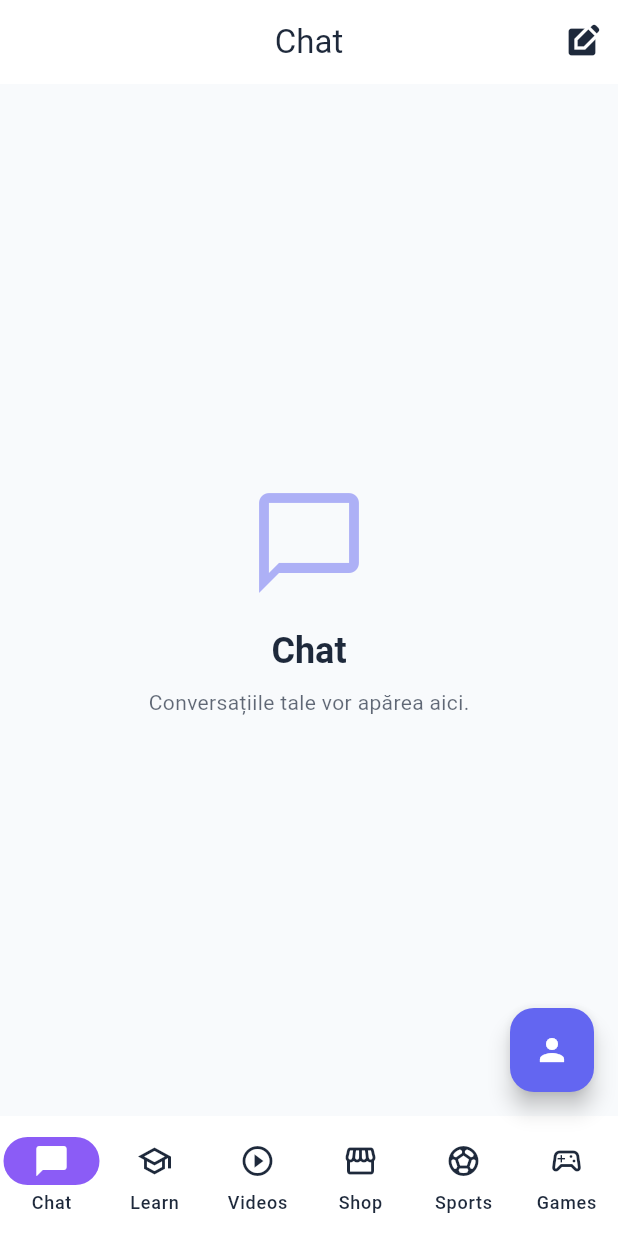
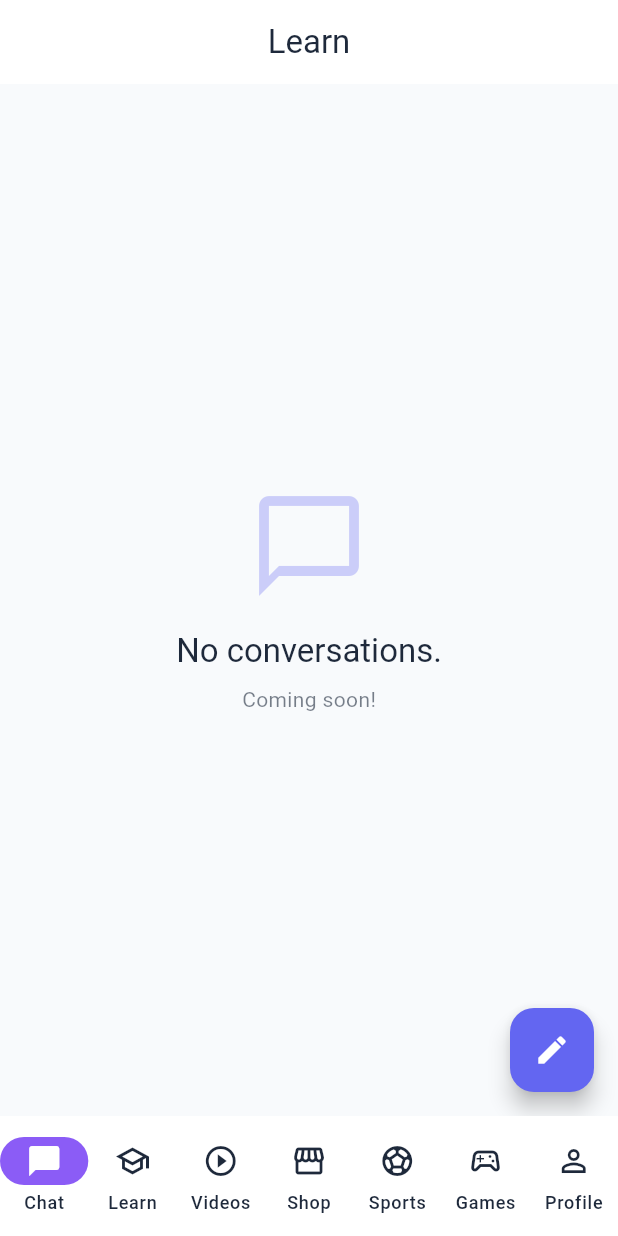
Before and after one commit to AlexFSTT/Binde, a Flutter app: the screen it shows once a user with an empty profile is signed in, on a phone screen of 412 x 824 dp. Run offline on Flutter 3.47's test engine with Material 3 defaults, Android fonts, the phone set to English and light mode, and no system bars; our stand-ins replace flutter_riverpod, image_picker, shared_preferences, supabase_flutter, video_player; accounts and stored records are empty.

Commit message:
v1.1.0 - Profile tab, Localizare, Avatar upload
- Adaugă Profile ca al 7-lea tab în NavigationBar
- Implementează sistem de localizare (RO/EN)
- Adaugă toggle pentru temă (Auto/Light/Dark)
- Implementează upload avatar cu Supabase Storage
- Actualizează ecranele auth cu traduceri
- Elimină FloatingActionButton pentru profil
- Setările se salvează în SharedPreferences"

```diff
--- a/lib/screens/chat/conversations_screen.dart
+++ b/lib/screens/chat/conversations_screen.dart
@@ -1,4 +1,5 @@
 import 'package:flutter/material.dart';
+import '../../l10n/app_localizations.dart';
 
 class ConversationsScreen extends StatelessWidget {
   const ConversationsScreen({super.key});
@@ -8,19 +9,8 @@ class ConversationsScreen extends StatelessWidget {
     final colorScheme = Theme.of(context).colorScheme;
 
     return Scaffold(
-      appBar: AppBar(
-        title: const Text('Chat'),
-        actions: [
-          IconButton(
-            icon: const Icon(Icons.edit_square),
-            onPressed: () {
-              // TODO: Deschide conversație nouă
-              ScaffoldMessenger.of(context).showSnackBar(
-                const SnackBar(content: Text('Conversație nouă - în curând!')),
-              );
-            },
-          ),
-        ],
+     appBar: AppBar(
+        title: Text(context.tr('nav_learn')),
       ),
       body: Center(
         child: Column(
@@ -29,25 +19,31 @@ class ConversationsScreen extends StatelessWidget {
             Icon(
               Icons.chat_bubble_outline,
               size: 80,
-              color: colorScheme.primary.withValues(alpha: 0.5),
+              color: colorScheme.primary.withValues(alpha: 0.3),
             ),
             const SizedBox(height: 16),
             Text(
-              'Chat',
-              style: Theme.of(context).textTheme.headlineSmall?.copyWith(
-                fontWeight: FontWeight.bold,
-              ),
+              context.tr('no_conversations'),
+              style: Theme.of(context).textTheme.titleLarge,
             ),
             const SizedBox(height: 8),
             Text(
-              'Conversațiile tale vor apărea aici.',
+              context.tr('coming_soon'),
               style: TextStyle(
-                color: colorScheme.onSurface.withValues(alpha: 0.7),
+                color: colorScheme.onSurface.withValues(alpha: 0.6),
               ),
             ),
           ],
         ),
       ),
+      floatingActionButton: FloatingActionButton(
+        onPressed: () {
+          ScaffoldMessenger.of(context).showSnackBar(
+            SnackBar(content: Text(context.tr('coming_soon'))),
+          );
+        },
+        child: const Icon(Icons.edit),
+      ),
     );
   }
 }
--- a/lib/screens/games/games_list_screen.dart
+++ b/lib/screens/games/games_list_screen.dart
@@ -62,7 +62,7 @@ class _GamesListScreenState extends State<GamesListScreen> {
     final colorScheme = Theme.of(context).colorScheme;
 
     return Scaffold(
-      appBar: AppBar(
+appBar: AppBar(
         title: const Text('Games'),
         actions: [
           IconButton(
--- a/lib/screens/home/home_screen.dart
+++ b/lib/screens/home/home_screen.dart
@@ -25,6 +25,7 @@ class _HomeScreenState extends State<HomeScreen> {
     ShopScreen(),
     SportsScreen(),
     GamesListScreen(),
+    ProfileScreenTab(), // Profil ca tab
   ];
 
   @override
@@ -41,6 +42,7 @@ class _HomeScreenState extends State<HomeScreen> {
             _currentIndex = index;
           });
         },
+        labelBehavior: NavigationDestinationLabelBehavior.alwaysShow,
         destinations: [
           NavigationDestination(
             icon: const Icon(Icons.chat_bubble_outline),
@@ -72,16 +74,12 @@ class _HomeScreenState extends State<HomeScreen> {
             selectedIcon: const Icon(Icons.sports_esports),
             label: context.tr('nav_games'),
           ),
+          NavigationDestination(
+            icon: const Icon(Icons.person_outline),
+            selectedIcon: const Icon(Icons.person),
+            label: context.tr('profile'),
+          ),
         ],
-      ),
-      floatingActionButton: FloatingActionButton(
-        onPressed: () {
-          Navigator.push(
-            context,
-            MaterialPageRoute(builder: (context) => const ProfileScreen()),
-          );
-        },
-        child: const Icon(Icons.person),
       ),
     );
   }
@@ -95,3 +93,13 @@ class ShopScreen extends StatelessWidget {
     return const ProductsListScreen();
   }
 }
+
+/// Wrapper pentru ProfileScreen ca tab (fără AppBar back button)
+class ProfileScreenTab extends StatelessWidget {
+  const ProfileScreenTab({super.key});
+
+  @override
+  Widget build(BuildContext context) {
+    return const ProfileScreen();
+  }
+}
--- a/lib/screens/shop/products_list_screen.dart
+++ b/lib/screens/shop/products_list_screen.dart
@@ -66,7 +66,7 @@ class _ProductsListScreenState extends ConsumerState<ProductsListScreen> {
     final colorScheme = Theme.of(context).colorScheme;
 
     return Scaffold(
-      appBar: AppBar(
+appBar: AppBar(
         title: const Text('Shop'),
         actions: [
           // Buton coș cu badge
@@ -87,7 +87,7 @@ class _ProductsListScreenState extends ConsumerState<ProductsListScreen> {
                   top: 6,
                   child: Container(
                     padding: const EdgeInsets.all(4),
-                    decoration: BoxDecoration(
+                    decoration: const BoxDecoration(
                       color: Colors.red,
                       shape: BoxShape.circle,
                     ),
--- a/lib/screens/videos/videos_feed_screen.dart
+++ b/lib/screens/videos/videos_feed_screen.dart
@@ -64,12 +64,6 @@ class _VideosFeedScreenState extends State<VideosFeedScreen> {
     return Scaffold(
       appBar: AppBar(
         title: const Text('Videos'),
-        actions: [
-          IconButton(
-            icon: const Icon(Icons.refresh),
-            onPressed: _loadData,
-          ),
-        ],
       ),
       body: _isLoading
           ? const Center(child: CircularProgressIndicator())
```
Also changed, not shown: lib/screens/learn/lessons_list_screen.dart (+1 -7 lines), lib/screens/sports/sports_screen.dart (+7 -6 lines), lib/widgets/profile/avatar_button.dart (added, +107 -0 lines).
